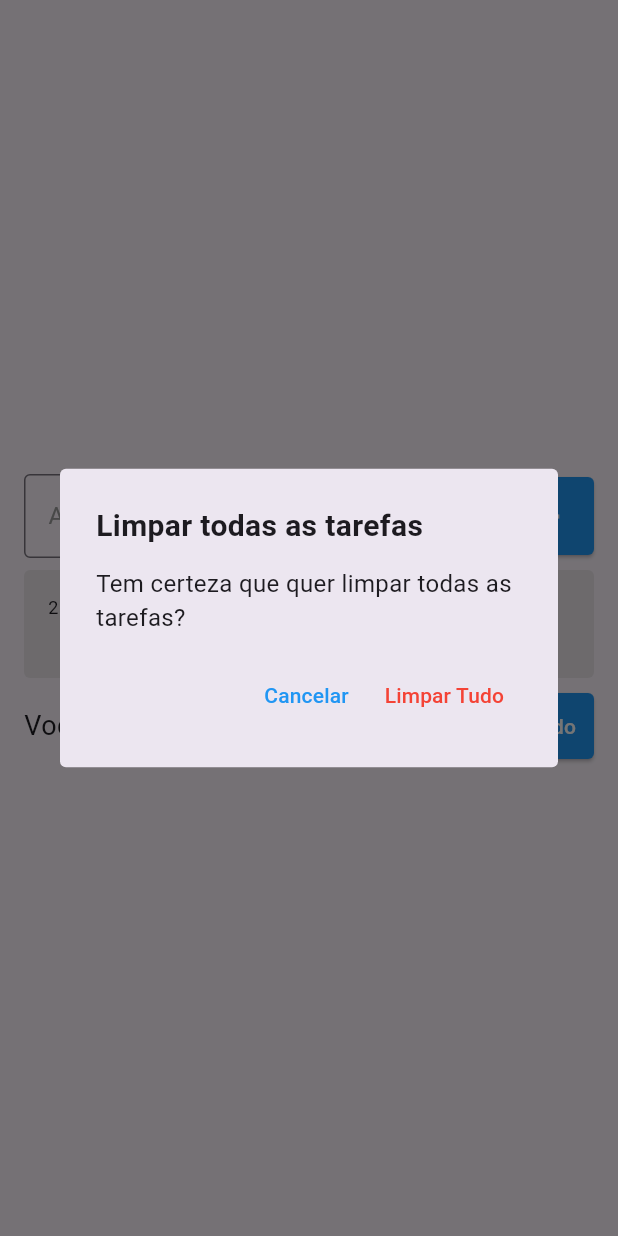
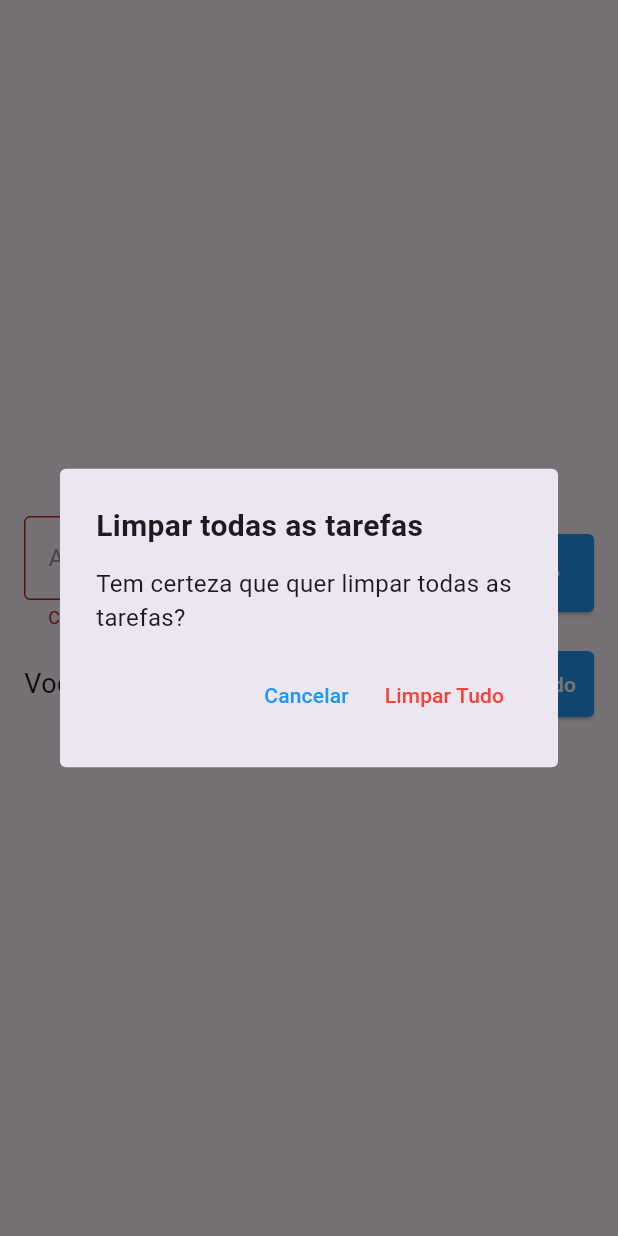
Before and after one commit to SamylleRose/flutter_to_do_list, a Flutter app: the screen it shows after launch, after a tap on the "add" icon, after a tap on "Limpar tudo", on a phone screen of 412 x 824 dp. Run offline on Flutter 3.47's test engine with Material 3 defaults, Android fonts, the phone set to English and light mode, and no system bars; drawn by our look-alikes of flutter_slidable; our stand-ins replace shared_preferences.

```diff
--- a/lib/models/todo.dart
+++ b/lib/models/todo.dart
@@ -1,6 +1,17 @@
 class Todo {
   Todo({required this.title, required this.dateTime});
 
+  Todo.fromJson(Map<String, dynamic> json)
+      : title = json['title'],
+        dateTime = DateTime.parse(json['datetime']);
+
   String title;
   DateTime dateTime;
+
+  Map<String, dynamic> toJson() {
+    return {
+      'title': title,
+      'datetime': dateTime.toIso8601String(),
+    };
+  }
 }
--- a/lib/pages/todo_list_pages.dart
+++ b/lib/pages/todo_list_pages.dart
@@ -1,5 +1,6 @@
 import 'package:flutter/material.dart';
 import 'package:flutter_to_do_list/models/todo.dart';
+import 'package:flutter_to_do_list/repositores/todo_repository.dart';
 import 'package:flutter_to_do_list/widgets/todo_list_item.dart';
 
 class TodoListPage extends StatefulWidget {
@@ -10,92 +11,25 @@ class TodoListPage extends StatefulWidget {
 }
 
 class _TodoListPageState extends State<TodoListPage> {
+  final TextEditingController todoController = TextEditingController();
+  final TodoRepository todoRepository = TodoRepository();
+
   List<Todo> todos = [];
+
   Todo? deleteTodo;
   int? deleteTodoPos;
 
-  final TextEditingController todoController = TextEditingController();
+  String? errorText;
 
-  void deleteTodoItem(Todo todo) {
-    deleteTodo = todo;
-    deleteTodoPos = todos.indexOf(todo);
-    setState(() {
-      todos.remove(todo);
+  @override
+  void initState() {
+    super.initState();
+
+    todoRepository.getTodoList().then((value) {
+      setState(() {
+        todos = value;
+      });
     });
-
-    ScaffoldMessenger.of(context).clearSnackBars();
-    ScaffoldMessenger.of(context).showSnackBar(
-      SnackBar(
-        content: Text(
-          'Tarefa ${todo.title} foi removida com sucesso',
-          style: const TextStyle(color: Color(0xff060708)),
-        ),
-        backgroundColor: Colors.white,
-        action: SnackBarAction(
-            label: 'Desfazer',
-            textColor: Colors.blue,
-            onPressed: () {
-              setState(() {
-                todos.insert(deleteTodoPos!, deleteTodo!);
-              });
-            }),
-      ),
-    );
-  }
-
-  void showDeleteTodos() {
-    showDialog(
-      context: context,
-      builder: (context) => Dialog(
-        shape: RoundedRectangleBorder(
-          borderRadius: BorderRadius.circular(4), // Define o raio das bordas
-        ),
-        child: Container(
-          padding: const EdgeInsets.all(24),
-          child: Column(
-            mainAxisSize: MainAxisSize.min,
-            crossAxisAlignment: CrossAxisAlignment.start,
-            children: [
-              const Text(
-                'Limpar todas as tarefas',
-                style: TextStyle(fontSize: 20, fontWeight: FontWeight.bold),
-              ),
-              const SizedBox(height: 12),
-              const Text(
-                'Tem certeza que quer limpar todas as tarefas?',
-                textAlign: TextAlign.left,
-                style: TextStyle(fontSize: 16),
-              ),
-              const SizedBox(height: 16),
-              Row(
-                mainAxisAlignment: MainAxisAlignment.end,
-                children: [
-                  TextButton(
-                    onPressed: () {
-                      Navigator.of(context).pop(); // Fecha o diálogo
-                    },
-                    child: const Text(
-                      'Cancelar',
-                      style: TextStyle(color: Colors.blue),
-                    ),
-                  ),
-                  TextButton(
-                    onPressed: () {
-                      setState(() {
-                        todos.clear(); // Limpa todas as tarefas
-                      });
-                      Navigator.of(context).pop(); // Fecha o diálogo
-                    },
-                    child: const Text('Limpar Tudo',
-                        style: TextStyle(color: Colors.red)),
-                  ),
-                ],
-              ),
-            ],
-          ),
-        ),
-      ),
-    );
   }
 
   @override
@@ -113,11 +47,12 @@ class _TodoListPageState extends State<TodoListPage> {
                     Expanded(
                       child: TextField(
                         controller: todoController,
-                        decoration: const InputDecoration(
-                          border: OutlineInputBorder(),
+                        decoration: InputDecoration(
+                          border: const OutlineInputBorder(),
                           hintText: 'Adicione uma tarefa',
-                          hintStyle: TextStyle(color: Colors.grey),
-                          focusedBorder: OutlineInputBorder(
+                          hintStyle: const TextStyle(color: Colors.grey),
+                          errorText: errorText,
+                          focusedBorder: const OutlineInputBorder(
                             borderSide: BorderSide(
                               color: Colors.blue,
                               width: 2.0,
@@ -132,12 +67,24 @@ class _TodoListPageState extends State<TodoListPage> {
                     ElevatedButton(
                       onPressed: () {
                         String text = todoController.text;
+
+                        if (text.isEmpty) {
+                          setState(() {
+                            errorText =
+                                'Campo de texto está vazio, escreva uma tarefa';
+                          });
+
+                          return;
+                        }
+
                         setState(() {
                           Todo newTodo =
                               Todo(title: text, dateTime: DateTime.now());
                           todos.add(newTodo);
+                          errorText = null;
                         });
                         todoController.clear();
+                        todoRepository.saveTodoList(todos);
                       },
                       style: ElevatedButton.styleFrom(
                         backgroundColor: Colors.blue,
@@ -204,4 +151,89 @@ class _TodoListPageState extends State<TodoListPage> {
       ),
     );
   }
+
+  void showDeleteTodos() {
+    showDialog(
+      context: context,
+      builder: (context) => Dialog(
+        shape: RoundedRectangleBorder(
+          borderRadius: BorderRadius.circular(4), // Define o raio das bordas
+        ),
+        child: Container(
+          padding: const EdgeInsets.all(24),
+          child: Column(
+            mainAxisSize: MainAxisSize.min,
+            crossAxisAlignment: CrossAxisAlignment.start,
+            children: [
+              const Text(
+                'Limpar todas as tarefas',
+                style: TextStyle(fontSize: 20, fontWeight: FontWeight.bold),
+              ),
+              const SizedBox(height: 12),
+              const Text(
+                'Tem certeza que quer limpar todas as tarefas?',
+                textAlign: TextAlign.left,
+                style: TextStyle(fontSize: 16),
+              ),
+              const SizedBox(height: 16),
+              Row(
+                mainAxisAlignment: MainAxisAlignment.end,
+                children: [
+                  TextButton(
+                    onPressed: () {
+                      Navigator.of(context).pop(); // Fecha o diálogo
+                    },
+                    child: const Text(
+                      'Cancelar',
+                      style: TextStyle(color: Colors.blue),
+                    ),
+                  ),
+                  TextButton(
+                    onPressed: () {
+                      setState(() {
+                        todos.clear(); // Limpa todas as tarefas
+                      });
+                      Navigator.of(context).pop(); // Fecha o diálogo
+                      todoRepository.saveTodoList(todos);
+                    },
+                    child: const Text('Limpar Tudo',
+                        style: TextStyle(color: Colors.red)),
+                  ),
+                ],
+              ),
+            ],
+          ),
+        ),
+      ),
+    );
+  }
+
+  void deleteTodoItem(Todo todo) {
+    deleteTodo = todo;
+    deleteTodoPos = todos.indexOf(todo);
+    setState(() {
+      todos.remove(todo);
+    });
+    todoRepository.saveTodoList(todos);
+
+    ScaffoldMessenger.of(context).clearSnackBars();
+    ScaffoldMessenger.of(context).showSnackBar(
+      SnackBar(
+        content: Text(
+          'Tarefa ${todo.title} foi removida com sucesso',
+          style: const TextStyle(color: Color(0xff060708)),
+        ),
+        backgroundColor: Colors.white,
+        action: SnackBarAction(
+            label: 'Desfazer',
+            textColor: Colors.blue,
+            onPressed: () {
+              setState(() {
+                todos.insert(deleteTodoPos!, deleteTodo!);
+              });
+              todoRepository.saveTodoList(todos);
+            }),
+      ),
+    );
+  }
 }
--- /dev/null
+++ b/lib/repositores/todo_repository.dart
@@ -0,0 +1,22 @@
+import 'dart:convert';
+
+import 'package:flutter_to_do_list/models/todo.dart';
+import 'package:shared_preferences/shared_preferences.dart';
+
+const todoListKey = 'todo_list';
+
+class TodoRepository {
+  late SharedPreferences sharedPreferences;
+
+  Future<List<Todo>> getTodoList() async {
+    sharedPreferences = await SharedPreferences.getInstance();
+    final String jsonString = sharedPreferences.getString(todoListKey) ?? '[]';
+    final List jsonDecoded = json.decode(jsonString) as List;
+    return jsonDecoded.map((e) => Todo.fromJson(e)).toList();
+  }
+
+  void saveTodoList(List<Todo> todos) {
+    final jsonString = json.encode(todos);
+    sharedPreferences.setString(todoListKey, jsonString);
+  }
+}
--- a/pubspec.yaml
+++ b/pubspec.yaml
@@ -36,6 +36,7 @@ dependencies:
   cupertino_icons: ^1.0.6
   intl:
   flutter_slidable: ^3.1.1
+  shared_preferences: ^2.3.2
 
 dev_dependencies:
   flutter_test:
```
Also changed, not shown: pubspec.lock.
